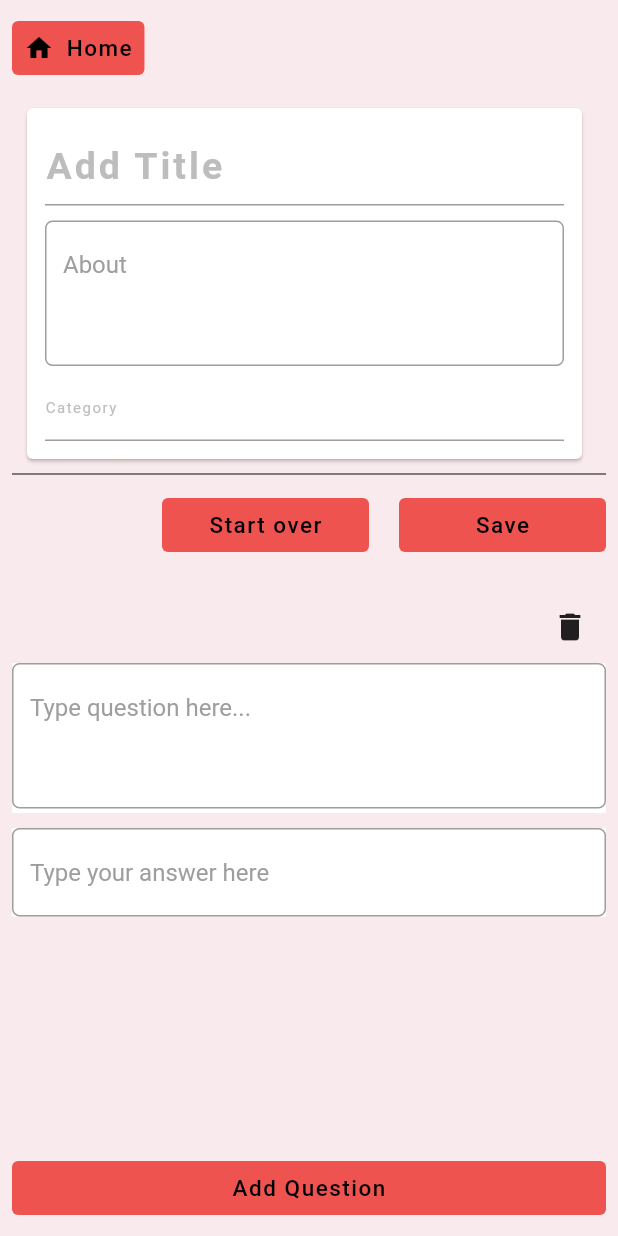
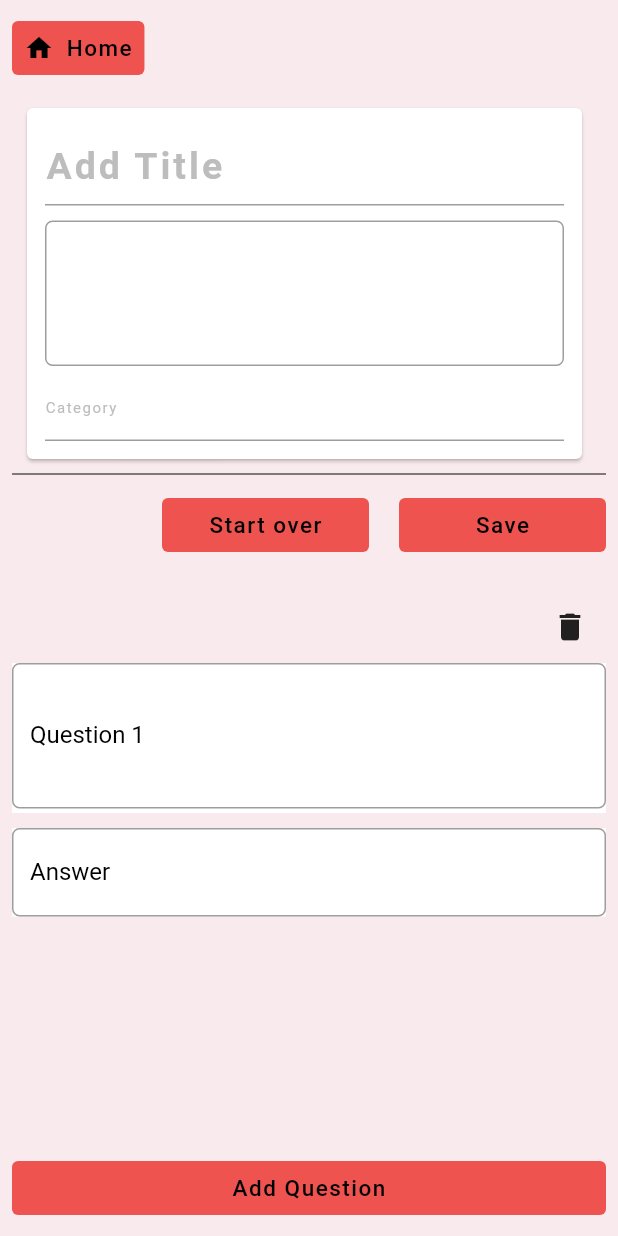
Before and after one commit to kaglet/Kwiz, a Flutter app: the screen it shows after launch, after a tap on "Add Question", on a phone screen of 412 x 824 dp. Run offline on Flutter 3.47's test engine with Material 2 defaults, Android fonts, the phone set to English and light mode, and no system bars.

Commit message:
Set index of widgets in each widget tree rebuild

```diff
--- a/lib/classes/QAwidget.dart
+++ b/lib/classes/QAwidget.dart
@@ -4,12 +4,24 @@ import 'package:flutter/src/widgets/framework.dart';
 import 'package:flutter/src/widgets/placeholder.dart';
 import 'package:kwiz/classes/multiLineTextField.dart';
 
-class QAContainer extends StatelessWidget {
+class QAContainer extends StatefulWidget {
   // we can pass any input when instantiating the class so we can do this
   Function delete;
   final Key? key;
-  QAContainer({required this.delete, required this.key}) : super(key: key);
+  // make private index variable, for index of widget in parent list
+  int? number;
 
+  QAContainer({required this.delete, required this.key, int? number})
+      : super(key: key) {
+    // set the optional parameter if no value is provided
+    this.number = number ?? 0;
+  }
+
+  @override
+  State<QAContainer> createState() => _QAContainerState();
+}
+
+class _QAContainerState extends State<QAContainer> {
   @override
   Widget build(BuildContext context) {
     return SingleChildScrollView(
@@ -22,7 +34,7 @@ class QAContainer extends StatelessWidget {
               IconButton(
                 onPressed: () {
                   /* calls widget.delete for this widget. It's like using this.delete and this.key except that changes for stateful widgets. */
-                  this.delete(this.key);
+                  widget.delete(widget.key);
                 },
                 icon: Icon(Icons.delete),
               ),
@@ -33,7 +45,11 @@ class QAContainer extends StatelessWidget {
             child: SizedBox(
               height: 100,
               child: MultiLineTextField(
-                  minLines: 3, maxLines: 3, hintText: 'Type question here...'),
+                minLines: 3,
+                maxLines: 3,
+                hintText: 'Question ${widget.number}',
+                labelText: 'Question ${widget.number}',
+              ),
             ),
           ),
           SizedBox(
@@ -46,9 +62,11 @@ class QAContainer extends StatelessWidget {
               children: [
                 Flexible(
                   child: MultiLineTextField(
-                      minLines: 1,
-                      maxLines: 1,
-                      hintText: 'Type your answer here'),
+                    minLines: 1,
+                    maxLines: 1,
+                    hintText: 'Answer',
+                    labelText: 'Answer',
+                  ),
                 )
               ],
             ),
--- a/lib/classes/aboutCard.dart
+++ b/lib/classes/aboutCard.dart
@@ -38,7 +38,12 @@ class _aboutQuizCardState extends State<aboutQuizCard> {
             SizedBox(
               height: 10.0,
             ),
-            MultiLineTextField(minLines: 3, maxLines: 3, hintText: 'About'),
+            MultiLineTextField(
+              minLines: 3,
+              maxLines: 3,
+              hintText: 'About',
+              labelText: '',
+            ),
             SizedBox(
               height: 2.0,
             ),
--- a/lib/classes/multiLineTextField.dart
+++ b/lib/classes/multiLineTextField.dart
@@ -5,11 +5,13 @@ class MultiLineTextField extends StatefulWidget {
   final int minLines;
   final int maxLines;
   final String hintText;
+  final String labelText;
   const MultiLineTextField(
       {Key? key,
       required this.minLines,
       required this.maxLines,
-      required this.hintText})
+      required this.hintText,
+      required this.labelText})
       : super(key: key);
 
   @override
@@ -24,6 +26,10 @@ class _MultiLineTextFieldState extends State<MultiLineTextField> {
       maxLines: widget.maxLines,
       keyboardType: TextInputType.multiline,
       decoration: InputDecoration(
+          labelText: widget.labelText,
+          labelStyle: TextStyle(
+            color: Colors.black,
+          ),
           hintText: widget.hintText,
           hintStyle: TextStyle(
             color: Colors.grey,
--- a/lib/pages/create_quiz.dart
+++ b/lib/pages/create_quiz.dart
@@ -118,6 +118,7 @@ class AddQuizState extends State<AddQuiz> {
                     scrollDirection: Axis.vertical,
                     itemCount: QAContainers.length,
                     itemBuilder: (context, index) {
+                      QAContainers.elementAt(index).number = index + 1;
                       return QAContainers.elementAt(index);
                     },
                   ),
```
